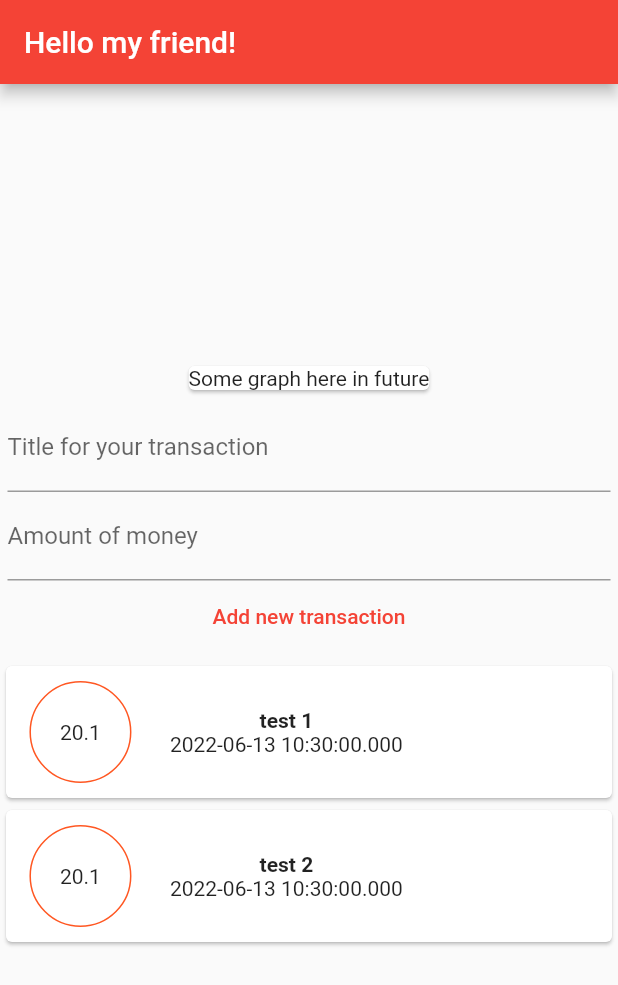
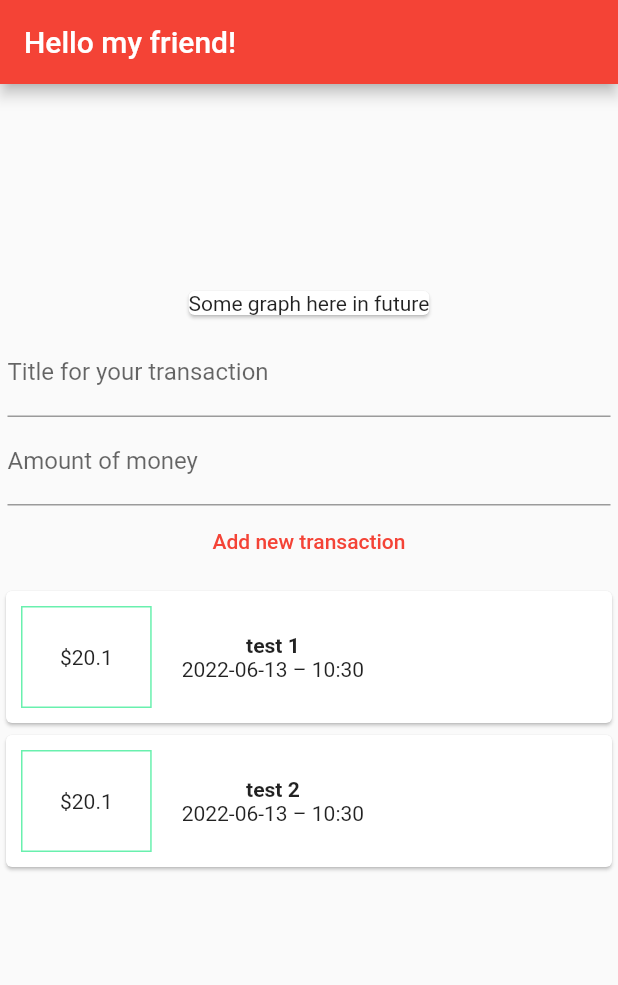
Before and after one commit to roman-romanov-o/flutter-practice, a Flutter app: the screen it shows after launch, on a phone screen of 412 x 824 dp. Shown: the top 985 px of the screen. Run offline on Flutter 3.47's test engine with Material 2 defaults, Android fonts, the phone set to English and light mode, and no system bars.

Commit message:
Use ListView.builder method, add datetime format

```diff
--- a/section_4/section_4_practice/lib/widgets/transaction_list.dart
+++ b/section_4/section_4_practice/lib/widgets/transaction_list.dart
@@ -1,4 +1,5 @@
 import 'package:flutter/material.dart';
+import 'package:intl/intl.dart';
 import '../models/transaction.dart';
 
 
@@ -9,18 +10,19 @@ class TransactionList extends StatelessWidget {
   @override
   Widget build(BuildContext context) {
     return Container(
-      height: 200,
-      child: ListView(
-        children: transactions.map(
-              (t) {
-            return Card(child: Row(
+      height: 300,
+      child: ListView.builder(
+        itemBuilder: (ctx, index) {
+          return Card(child: Row(
               children: [
                 Container(
-                  child: Text(t.amount.toString()),
+                  child: Text(
+                    "\$${transactions[index].amount}"
+                  ),
                   decoration: BoxDecoration(
-                      shape: BoxShape.circle,
+                      shape: BoxShape.rectangle,
                       border: Border.all(
-                          color: Colors.deepOrange
+                          color: Colors.greenAccent
                       )
                   ),
                   margin: EdgeInsets.all(10.00),
@@ -30,7 +32,7 @@ class TransactionList extends StatelessWidget {
                   children: [
                     Container(
                       child: Text(
-                        t.title.toString(),
+                        transactions[index].title.toString(),
                         style: TextStyle(
                             fontWeight: FontWeight.bold
                         ),
@@ -38,16 +40,18 @@ class TransactionList extends StatelessWidget {
                       margin: EdgeInsets.only(left: 10),
                     ),
                     Container(
-                      child: Text(t.date.toString()),
+                      child: Text(
+                        DateFormat('yyyy-MM-dd – kk:mm').format(transactions[index].date)
+                      ),
                       margin: EdgeInsets.only(left: 10),
                     ),
                   ],
                 )
               ],
             ));
-          }
-      ).toList(),
-    )
+        },
+        itemCount: transactions.length,
+      )
       ,);
 
   }
--- a/section_4/section_4_practice/pubspec.yaml
+++ b/section_4/section_4_practice/pubspec.yaml
@@ -23,7 +23,7 @@ environment:
 dependencies:
   flutter:
     sdk: flutter
-
+  intl: ^0.17.0
 
   # The following adds the Cupertino Icons font to your application.
   # Use with the CupertinoIcons class for iOS style icons.
```
